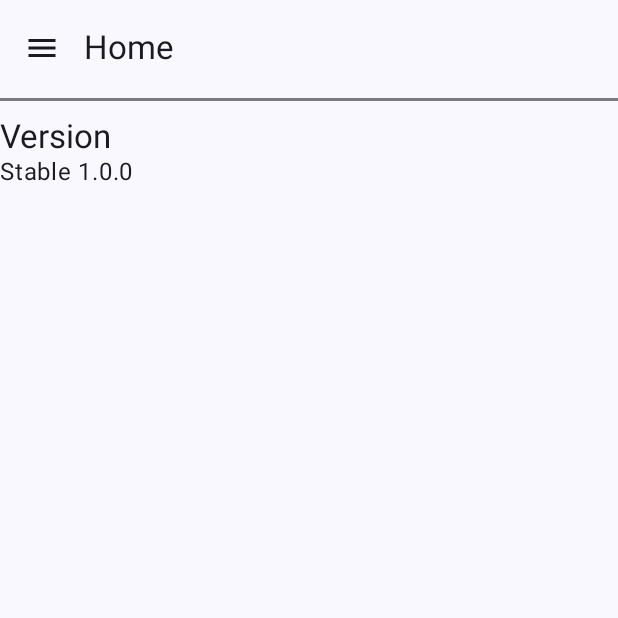
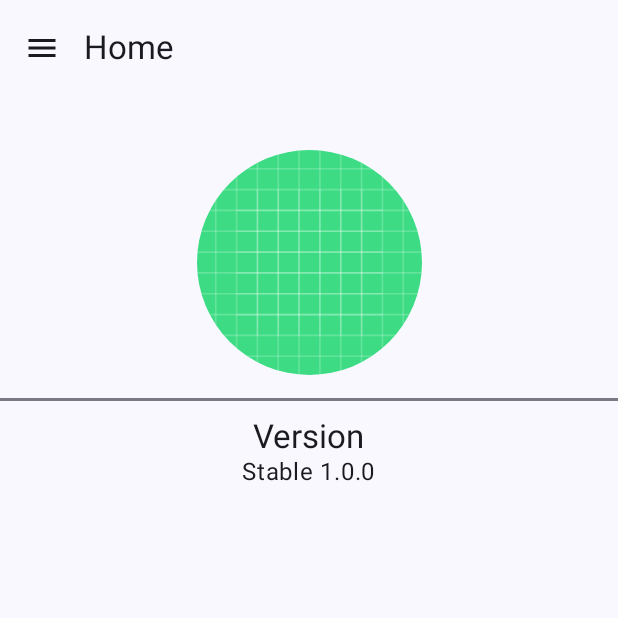
Before and after one commit to FF108/boothrum, an Android app built with Jetpack Compose: the AboutScreen screen opened through its navigation route, on a phone screen of 412 x 824 dp, the top half of it. Run offline under Robolectric (Android 15) with nearby library versions, the light colour scheme and no system bars.

Commit message:
feat-WIP: About page progress

```diff
--- a/app/src/main/java/com/isenap5/boothrum/AboutScreen.kt
+++ b/app/src/main/java/com/isenap5/boothrum/AboutScreen.kt
@@ -2,8 +2,10 @@ package com.isenap5.boothrum
 
 import androidx.annotation.StringRes
 import androidx.compose.foundation.Image
+import androidx.compose.foundation.layout.Box
 import androidx.compose.foundation.layout.Column
 import androidx.compose.foundation.layout.Spacer
+import androidx.compose.foundation.layout.fillMaxSize
 import androidx.compose.foundation.layout.height
 import androidx.compose.foundation.layout.padding
 import androidx.compose.foundation.layout.size
@@ -13,28 +15,36 @@ import androidx.compose.material3.HorizontalDivider
 import androidx.compose.material3.MaterialTheme
 import androidx.compose.material3.Text
 import androidx.compose.runtime.Composable
+import androidx.compose.ui.Alignment
 import androidx.compose.ui.Modifier
 import androidx.compose.ui.draw.clip
 import androidx.compose.ui.res.painterResource
+import androidx.compose.ui.text.style.TextAlign.Companion.Left
 import androidx.compose.ui.unit.dp
 
 @Composable
 fun AboutScreen() {
-    Column {
+    Column(
+        modifier = Modifier.padding(top = 100.dp),
+        horizontalAlignment = Alignment.CenterHorizontally
+    )
+    {
         Image(
             modifier = Modifier
-                .size(50.dp)
+                .size(150.dp)
                 .clip(CircleShape),
             painter = painterResource(id = R.drawable.ic_launcher_background),
-            contentDescription = "Boothrum Image"
+            contentDescription = "Boothrum Image",
         )
+
         Spacer(modifier = Modifier.height(15.dp))
         HorizontalDivider(thickness = 2.dp)
         Text(
             text = "Version",
             style = MaterialTheme.typography.titleLarge,
             modifier = Modifier
-                .padding(top = 10.dp)
+                .padding(top = 10.dp),
+            textAlign = Left
         )
         Text(
             text = stringResource(R.string.version_number),
--- a/app/src/main/java/com/isenap5/boothrum/MainScreen.kt
+++ b/app/src/main/java/com/isenap5/boothrum/MainScreen.kt
@@ -134,12 +134,7 @@ fun MainScreen(viewModel: ImageBoardViewModel) {
                 )
             },
             content = {
-                Box(
-                    modifier = Modifier
-                        .fillMaxSize(),
-                    contentAlignment = Alignment.TopStart,
-                ) {
-                    NavHost(navController = navController, startDestination = Routes.HOME, builder = {
+                    NavHost(navController = navController, startDestination = Routes.ABOUT, builder = {
                         composable(Routes.HOME) {
                             HomeScreen(
                                 viewModel,
@@ -151,7 +146,6 @@ fun MainScreen(viewModel: ImageBoardViewModel) {
                         composable(Routes.SETTINGS) { SettingsScreen() }
                         composable(Routes.ABOUT) { AboutScreen() }
                     })
-                }
             }
         )
     }
```
